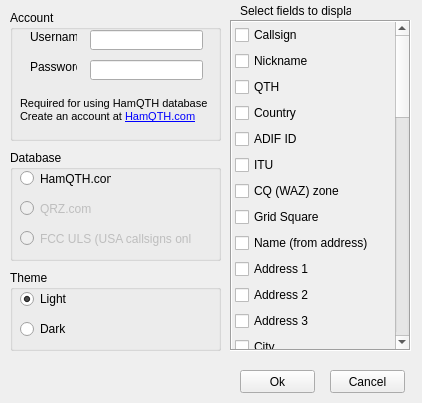
First picture: the form in gui/cf-options.ui, repository rouyng/cs-fetch, before the edit.
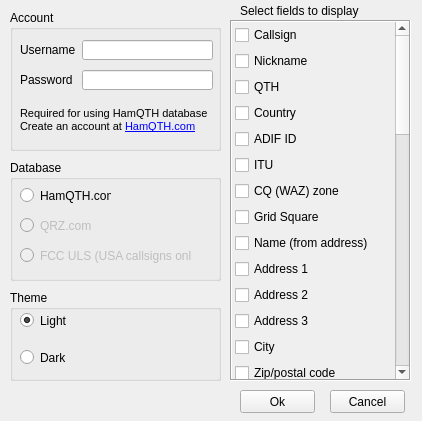
Second picture: the form after the edit.

Commit message: fix options window spacing issues, fix radio buttons not updating under certain circumstances

```diff
--- a/gui/cf-options.ui
+++ b/gui/cf-options.ui
@@ -10,7 +10,7 @@
     <x>0</x>
     <y>0</y>
     <width>422</width>
-    <height>403</height>
+    <height>421</height>
    </rect>
   </property>
   <property name="sizePolicy">
@@ -31,7 +31,7 @@
      <x>10</x>
      <y>10</y>
      <width>211</width>
-     <height>131</height>
+     <height>141</height>
     </rect>
    </property>
    <property name="title">
@@ -40,9 +40,9 @@
    <widget class="QLineEdit" name="userField">
     <property name="geometry">
      <rect>
-      <x>80</x>
-      <y>20</y>
-      <width>113</width>
+      <x>72</x>
+      <y>30</y>
+      <width>131</width>
       <height>20</height>
      </rect>
     </property>
@@ -50,9 +50,9 @@
    <widget class="QLineEdit" name="pwField">
     <property name="geometry">
      <rect>
-      <x>80</x>
-      <y>50</y>
-      <width>113</width>
+      <x>72</x>
+      <y>60</y>
+      <width>131</width>
       <height>20</height>
      </rect>
     </property>
@@ -69,10 +69,10 @@
    <widget class="QLabel" name="userLabel">
     <property name="geometry">
      <rect>
-      <x>20</x>
-      <y>20</y>
-      <width>47</width>
-      <height>13</height>
+      <x>10</x>
+      <y>30</y>
+      <width>61</width>
+      <height>20</height>
      </rect>
     </property>
     <property name="text">
@@ -82,10 +82,10 @@
    <widget class="QLabel" name="pwLabel">
     <property name="geometry">
      <rect>
-      <x>20</x>
-      <y>50</y>
-      <width>47</width>
-      <height>13</height>
+      <x>10</x>
+      <y>60</y>
+      <width>61</width>
+      <height>20</height>
      </rect>
     </property>
     <property name="text">
@@ -96,7 +96,7 @@
     <property name="geometry">
      <rect>
       <x>10</x>
-      <y>80</y>
+      <y>90</y>
       <width>191</width>
       <height>41</height>
      </rect>
@@ -127,7 +127,7 @@
    <property name="geometry">
     <rect>
      <x>240</x>
-     <y>370</y>
+     <y>390</y>
      <width>75</width>
      <height>23</height>
     </rect>
@@ -140,7 +140,7 @@
    <property name="geometry">
     <rect>
      <x>330</x>
-     <y>370</y>
+     <y>390</y>
      <width>75</width>
      <height>23</height>
     </rect>
@@ -155,7 +155,7 @@
      <x>230</x>
      <y>20</y>
      <width>181</width>
-     <height>331</height>
+     <height>361</height>
     </rect>
    </property>
    <property name="frameShape">
@@ -528,9 +528,9 @@
    <property name="geometry">
     <rect>
      <x>10</x>
-     <y>150</y>
+     <y>160</y>
      <width>211</width>
-     <height>111</height>
+     <height>121</height>
     </rect>
    </property>
    <property name="title">
@@ -542,7 +542,7 @@
       <x>10</x>
       <y>20</y>
       <width>91</width>
-      <height>17</height>
+      <height>31</height>
      </rect>
     </property>
     <property name="text">
@@ -558,7 +558,7 @@
       <x>10</x>
       <y>50</y>
       <width>82</width>
-      <height>17</height>
+      <height>31</height>
      </rect>
     </property>
     <property name="text">
@@ -577,7 +577,7 @@
       <x>10</x>
       <y>80</y>
       <width>171</width>
-      <height>17</height>
+      <height>31</height>
      </rect>
     </property>
     <property name="text">
@@ -593,7 +593,7 @@
     <rect>
      <x>240</x>
      <y>0</y>
-     <width>111</width>
+     <width>121</width>
      <height>21</height>
     </rect>
    </property>
@@ -605,9 +605,9 @@
    <property name="geometry">
     <rect>
      <x>10</x>
-     <y>270</y>
+     <y>290</y>
      <width>211</width>
-     <height>81</height>
+     <height>91</height>
     </rect>
    </property>
    <property name="title">
@@ -619,7 +619,7 @@
       <x>10</x>
       <y>20</y>
       <width>83</width>
-      <height>18</height>
+      <height>21</height>
      </rect>
     </property>
     <property name="text">
@@ -633,9 +633,9 @@
     <property name="geometry">
      <rect>
       <x>10</x>
-      <y>50</y>
+      <y>57</y>
       <width>83</width>
-      <height>18</height>
+      <height>21</height>
      </rect>
     </property>
     <property name="text">
```
The commit also changes 2 other files.
